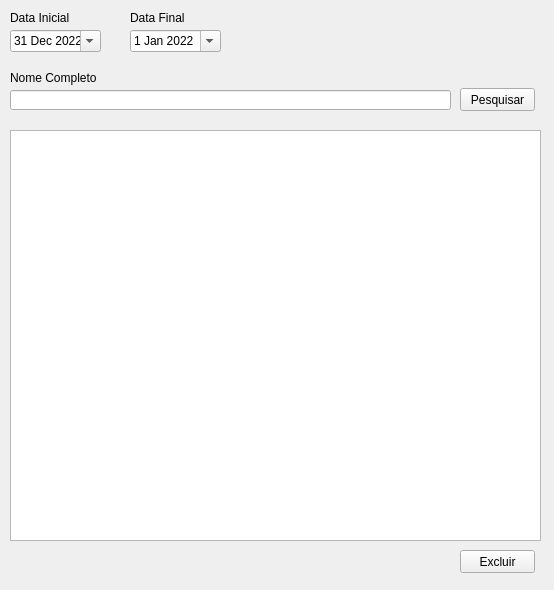
First picture: the form in frms/frm_pesquisarColabRegistro.ui, repository luissantananet/cadastro_colaborador, before the edit.
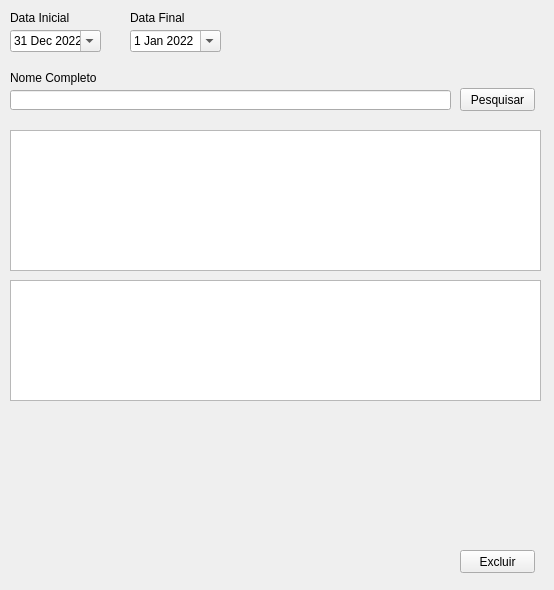
Second picture: the form after the edit.

Commit message: testes na tela de pesquisa de colab

What changed in the file:
```diff
--- a/frms/frm_pesquisarColabRegistro.ui
+++ b/frms/frm_pesquisarColabRegistro.ui
@@ -180,10 +180,29 @@
      <x>10</x>
      <y>130</y>
      <width>531</width>
-     <height>411</height>
+     <height>141</height>
     </rect>
    </property>
   </widget>
+  <widget class="QTableView" name="tableView">
+   <property name="geometry">
+    <rect>
+     <x>10</x>
+     <y>280</y>
+     <width>531</width>
+     <height>121</height>
+    </rect>
+   </property>
+   <property name="autoFillBackground">
+    <bool>true</bool>
+   </property>
+   <property name="horizontalScrollBarPolicy">
+    <enum>Qt::ScrollBarAsNeeded</enum>
+   </property>
+   <property name="sizeAdjustPolicy">
+    <enum>QAbstractScrollArea::AdjustToContents</enum>
+   </property>
+  </widget>
  </widget>
  <resources/>
  <connections/>
```
Left out of the diff: 2 changed lines with no effect on the pictures. The commit also changes 5 other files.
